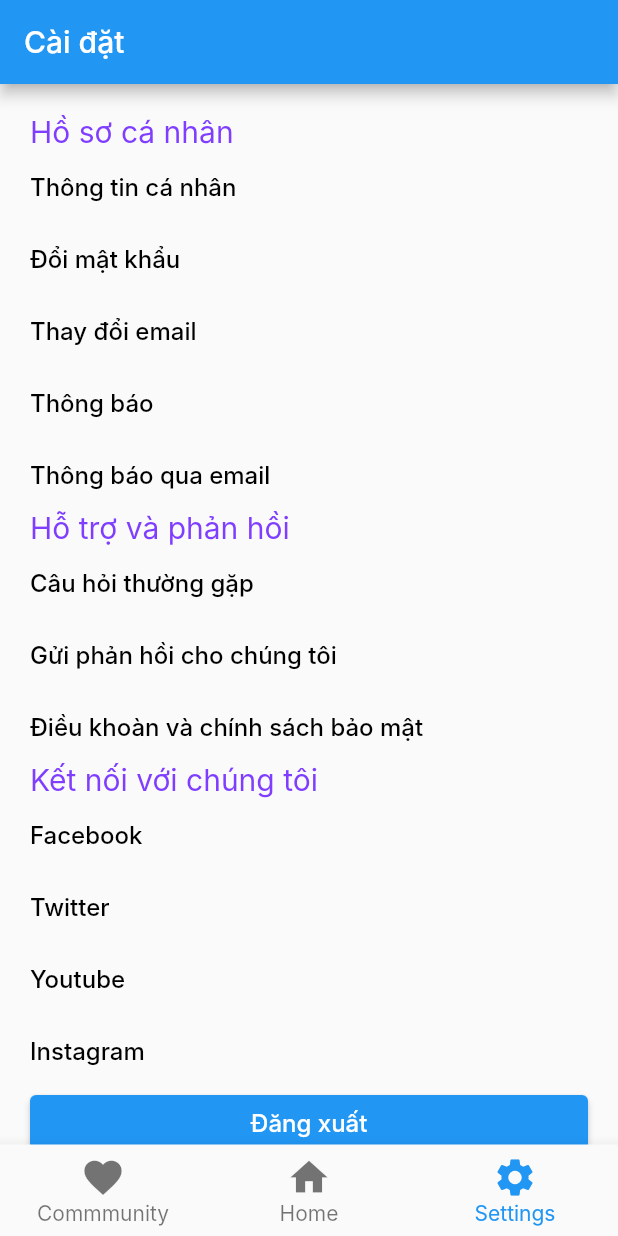
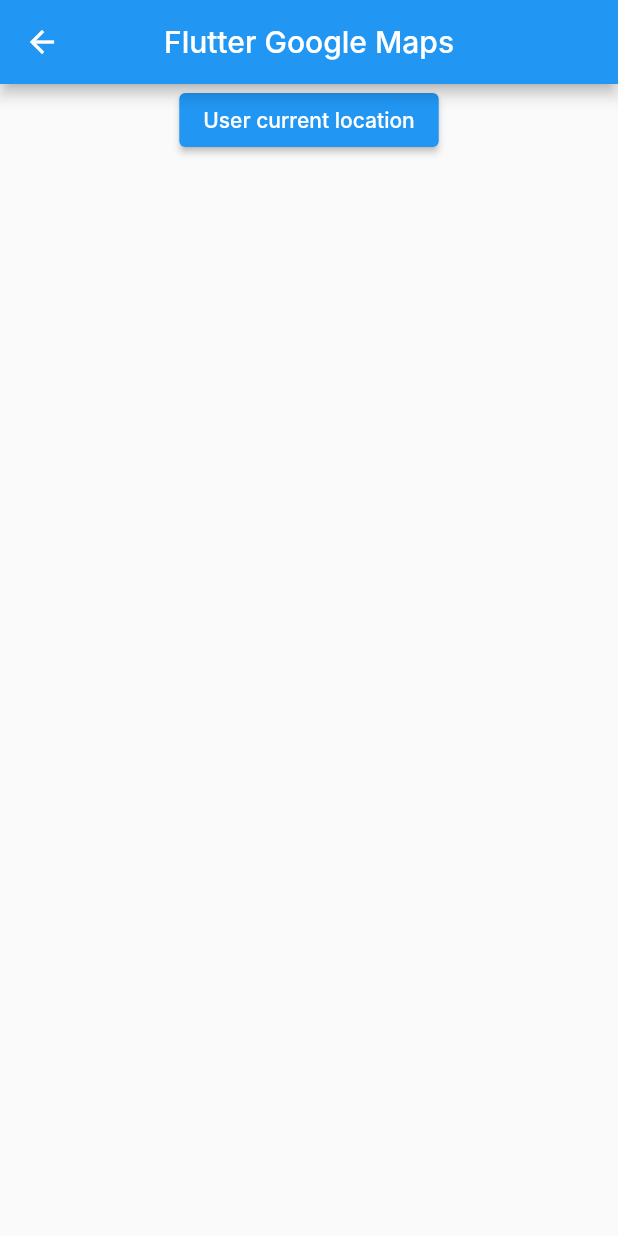
Before and after one commit to LnG-a/Your-Eyes, a Flutter app: the screen it shows after launch, item 3 of the bottom bar chosen, after a tap on "Đổi mật khẩu", on a phone screen of 412 x 824 dp. Run offline on Flutter 3.47's test engine with Material 2 defaults, Android fonts, the phone set to English and light mode, and no system bars; our stand-ins replace firebase_core, geolocator, google_maps_flutter; accounts and stored records are empty; Roboto replaces fonts that are missing (Inter).

Commit message:
location and setting

```diff
--- /dev/null
+++ b/lib/pages/location/location.dart
@@ -0,0 +1,60 @@
+import 'package:flutter/material.dart';
+import 'package:your_eyes/pages/location/screens/current_location_screen.dart';
+
+
+class HomeScreen extends StatefulWidget {
+  const HomeScreen({Key? key}) : super(key: key);
+
+  @override
+  _HomeScreenState createState() => _HomeScreenState();
+}
+
+class _HomeScreenState extends State<HomeScreen> {
+  @override
+  Widget build(BuildContext context) {
+    return Scaffold(
+      appBar: AppBar(
+        title: const Text("Flutter Google Maps"),
+        centerTitle: true,
+      ),
+      body: SizedBox(
+        width: MediaQuery.of(context).size.width,
+        child: Column(
+          children: [
+            // ElevatedButton(onPressed: (){
+            //   Navigator.of(context).push(MaterialPageRoute(builder: (BuildContext context){
+            //     return const SimpleMapScreen();
+            //   }));
+            // }, child: const Text("Simple Map")),
+
+            ElevatedButton(onPressed: (){
+              Navigator.of(context).push(MaterialPageRoute(builder: (BuildContext context){
+                return const CurrentLocationScreen();
+              }));
+            }, child: const Text("User current location")),
+
+            // ElevatedButton(onPressed: (){
+            //   Navigator.of(context).push(MaterialPageRoute(builder: (BuildContext context){
+            //     return const SearchPlacesScreen();
+            //   }));
+            // }, child: const Text("Search Places")),
+            //
+            //
+            // ElevatedButton(onPressed: (){
+            //   Navigator.of(context).push(MaterialPageRoute(builder: (BuildContext context){
+            //     return const NearByPlacesScreen();
+            //   }));
+            // }, child: const Text("Near by Places")),
+            //
+            //
+            // ElevatedButton(onPressed: (){
+            //   Navigator.of(context).push(MaterialPageRoute(builder: (BuildContext context){
+            //     return const PolylineScreen();
+            //   }));
+            // }, child: const Text("Polyline between 2 points"))
+          ],
+        ),
+      ),
+    );
+  }
+}
--- a/lib/pages/main_page.dart
+++ b/lib/pages/main_page.dart
@@ -1,7 +1,8 @@
 import 'package:flutter/material.dart';
 import 'package:your_eyes/pages/community_page.dart';
 import 'package:your_eyes/pages/home_page.dart';
-import 'package:your_eyes/pages/settings_page.dart';
+import 'package:your_eyes/pages/setting/setting_info.dart';
+import 'package:your_eyes/pages/setting/settings_page.dart';
 
 class MainPage extends StatefulWidget {
   const MainPage({super.key});
--- a/lib/pages/settings_page.dart
+++ b/lib/pages/setting/settings_page.dart
@@ -1,5 +1,7 @@
 import 'package:flutter/material.dart';
 import 'package:your_eyes/main.dart';
+import 'package:your_eyes/pages/location/location.dart';
+import 'package:your_eyes/pages/setting/setting_info.dart';
 
 class SettingsPage extends StatefulWidget {
   const SettingsPage({Key? key}) : super(key: key);
@@ -21,8 +23,12 @@
           const TitleSession(
             title: 'Hồ sơ cá nhân',
           ),
-          ButtonElement(text: "Thông tin cá nhân", onPressed: () {}),
-          ButtonElement(text: "Đổi mật khẩu", onPressed: () {}),
+          ButtonElement(text: "Thông tin cá nhân", onPressed: () {
+            Navigator.of(context).push(MaterialPageRoute(builder: (context) => SettingInfo()));
+          }),
+          ButtonElement(text: "Đổi mật khẩu", onPressed: () {
+            Navigator.of(context).push(MaterialPageRoute(builder: (context) => HomeScreen()));
+          }),
           ButtonElement(text: "Thay đổi email", onPressed: () {}),
           ButtonElement(text: "Thông báo", onPressed: () {}),
           ButtonElement(text: "Thông báo qua email", onPressed: () {}),
@@ -40,7 +46,7 @@
           ButtonElement(text: "Twitter", onPressed: () {}),
           ButtonElement(text: "Youtube", onPressed: () {}),
           ButtonElement(text: "Instagram", onPressed: () {}),
-          ElevatedButton(onPressed: () {}, child: Text("Đăng xuất", style: const TextStyle(color: Colors.white, fontSize: 16),))
+          ElevatedButton(onPressed: () {}, child: Text("Đăng xuất", style: const TextStyle(color: Colors.white, fontSize: 18),))
         ],
       ),
     );
@@ -63,7 +69,7 @@
         ),
         onPressed: onPressed,
         child: Text(text,
-            style: const TextStyle(color: Colors.black, fontSize: 16)));
+            style: const TextStyle(color: Colors.black, fontSize: 18)));
   }
 }
 
```
Also changed, not shown: lib/pages/location/screens/current_location_screen.dart (added, +84 -0 lines), lib/pages/setting/setting_info.dart (added, +28 -0 lines), pubspec.yaml (+14 -0 lines), pubspec.lock, 2 other files.
